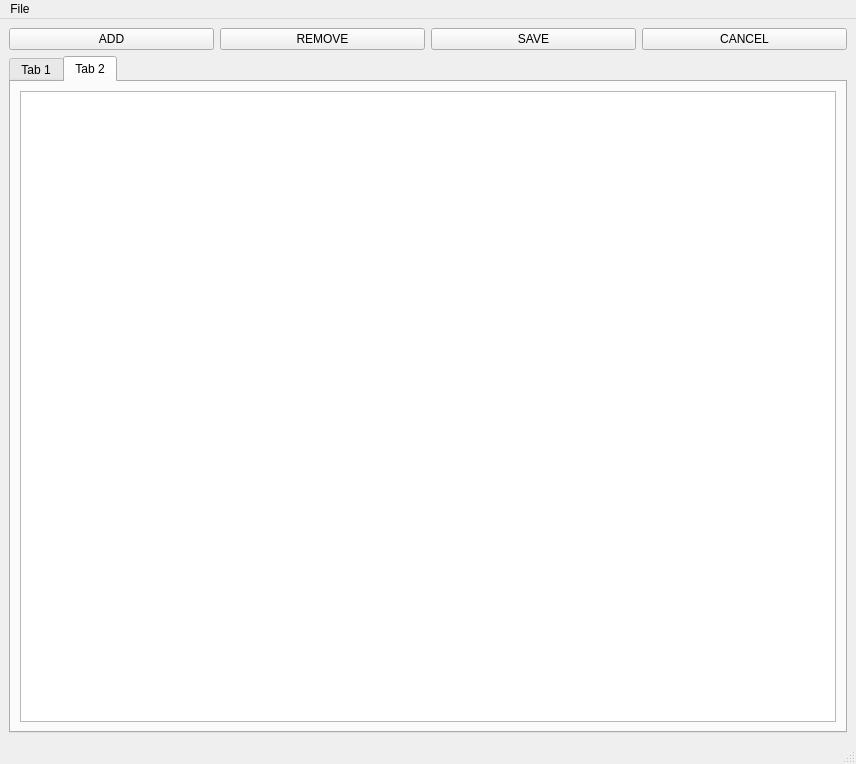
vanish194/QueryDataBaseEditor, file mainwindow.ui: the form before one commit.
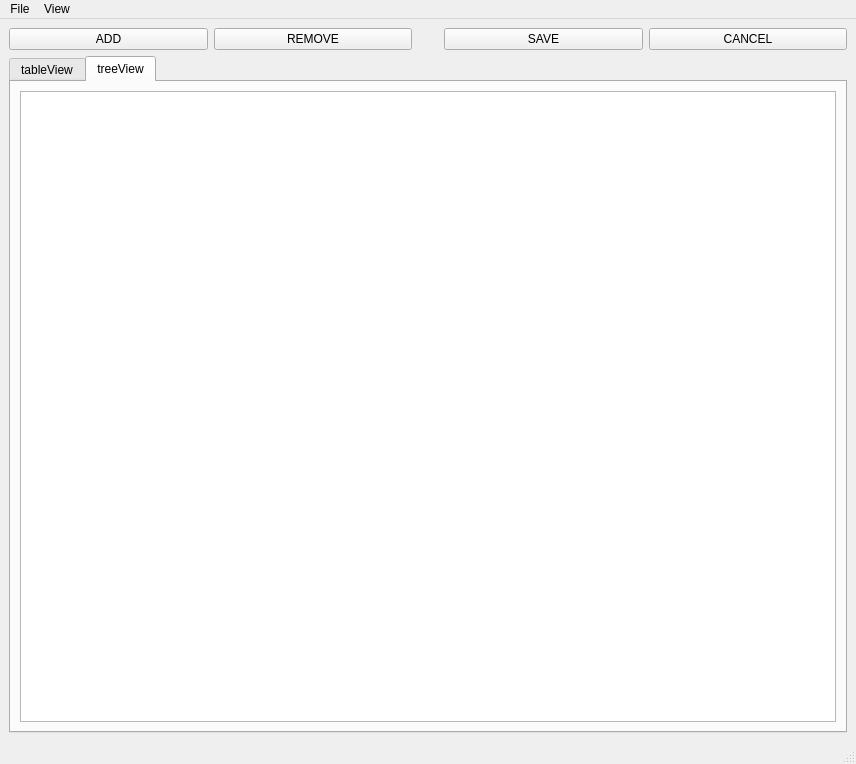
The form after the commit. The open tabs and pages were chosen to show the change. Custom widgets are drawn as their Qt base class.

Commit message:
logo+microrefactoring+view
logo+microrefactoring+view

```diff
--- a/mainwindow.ui
+++ b/mainwindow.ui
@@ -38,6 +38,22 @@
             </property>
            </widget>
           </item>
+          <item>
+           <widget class="QLabel" name="space_for_logo">
+            <property name="enabled">
+             <bool>true</bool>
+            </property>
+            <property name="maximumSize">
+             <size>
+              <width>20</width>
+              <height>30</height>
+             </size>
+            </property>
+            <property name="text">
+             <string/>
+            </property>
+           </widget>
+          </item>
           <item>
            <widget class="QPushButton" name="pushButton_save">
             <property name="text">
@@ -66,7 +82,7 @@
               <bool>true</bool>
              </property>
              <attribute name="title">
-              <string>Tab 1</string>
+              <string>tableView</string>
              </attribute>
              <layout class="QGridLayout" name="gridLayout_4">
               <item row="0" column="0">
@@ -80,7 +96,7 @@
             </widget>
             <widget class="QWidget" name="tab_2">
              <attribute name="title">
-              <string>Tab 2</string>
+              <string>treeView</string>
              </attribute>
              <layout class="QGridLayout" name="gridLayout_3">
               <item row="0" column="0">
@@ -117,7 +133,17 @@
     </property>
     <addaction name="actionOpen_Database"/>
    </widget>
+   <widget class="QMenu" name="menuView">
+    <property name="title">
+     <string>View</string>
+    </property>
+    <addaction name="actiontools"/>
+    <addaction name="actionsensors"/>
+    <addaction name="actionmain_mnemonics"/>
+    <addaction name="actionadditional_mnemonics"/>
+   </widget>
    <addaction name="menuFile"/>
+   <addaction name="menuView"/>
   </widget>
   <widget class="QStatusBar" name="statusbar"/>
   <action name="actionOpen_Database">
```
Left out of the diff: 38 changed lines with no effect on the pictures. The commit also changes 29 other files.
